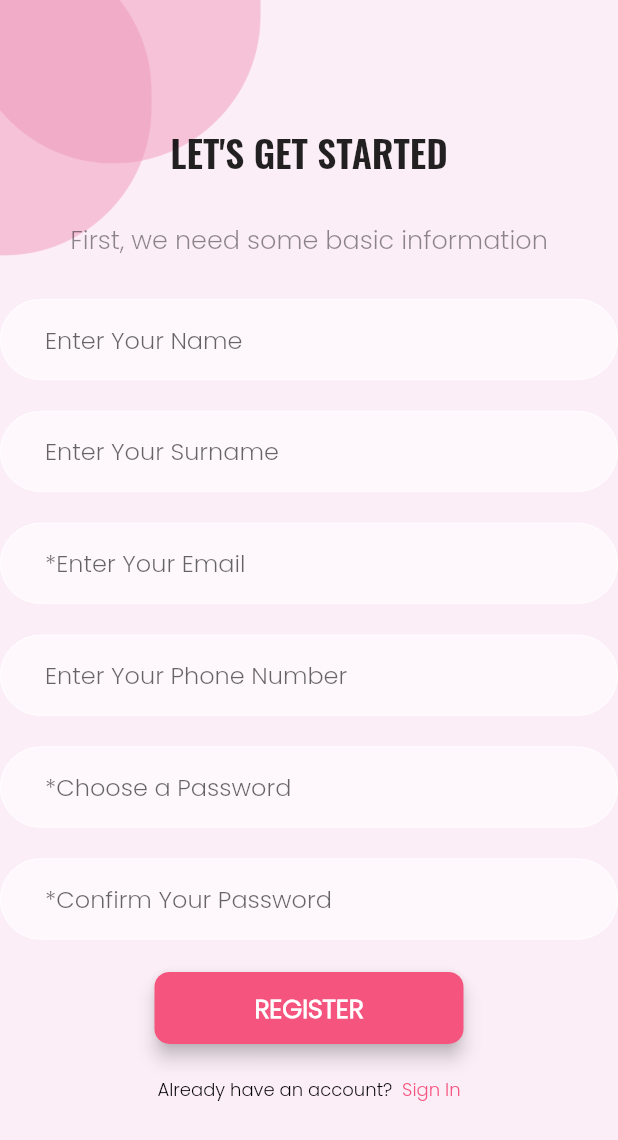
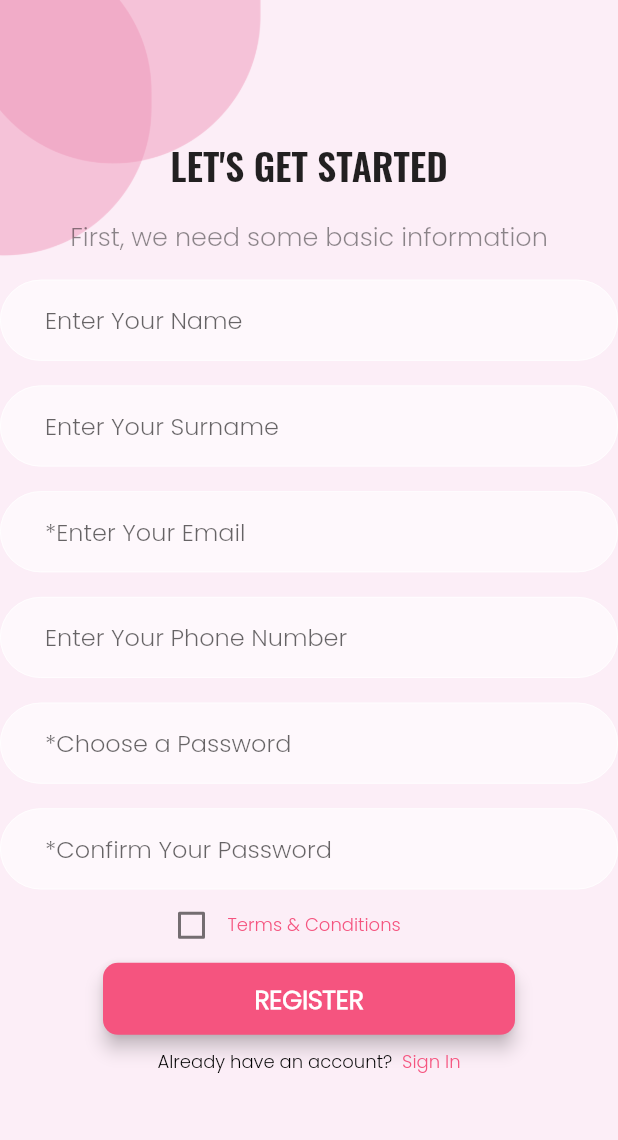
Before and after one commit to dila0/google-solution-challenge-2023-bilkent, a Flutter app: the SignUpScreen screen opened by its route, on a phone screen of 412 x 824 dp. Shown: the top 1140 px of the screen. Run offline on Flutter 3.47's test engine with Material 2 defaults, Android fonts, the phone set to English and light mode, and no system bars; our stand-ins replace assets_audio_player, awesome_snackbar_content, babstrap_settings_screen, banner_carousel, cloud_firestore, firebase_auth and 8 more; missing offline and left inert: favorite_button, flutter_sms, noise_meter, porcupine_flutter, smart_alert_dialog; accounts and stored records are empty.

Commit message:
Added terms and conditions on the sign up page

```diff
--- a/lib/screens/sign_up_screen.dart
+++ b/lib/screens/sign_up_screen.dart
@@ -1,15 +1,20 @@
+import 'package:flutter/gestures.dart';
 import 'package:flutter/material.dart';
 import 'package:google_solution/screens/main_screen.dart';
 import 'package:google_solution/utilities/constants.dart';
 import 'package:google_solution/utilities/circles.dart';
+import 'package:google_solution/utilities/hero_dialog_route.dart';
 import 'package:google_solution/utilities/register_button.dart';
 import 'package:google_solution/utilities/register_text_field.dart';
 import 'package:google_solution/utilities/bottom_text_sign_in.dart';
+import 'package:google_solution/utilities/terms_conditions.dart';
 import '../utilities/custom_animations.dart';
+import '../utilities/custom_rect_tween.dart';
 import 'sign_in_screen.dart';
 import 'package:firebase_auth/firebase_auth.dart';
 import 'package:google_solution/utilities/snack_bar_utility.dart';
 import 'package:google_solution/utilities/firebase_utility.dart';
+import 'package:url_launcher/url_launcher.dart';
 
 String startedText = 'LET\'S GET STARTED';
 String getInfoText = 'First, we need some basic information';
@@ -36,6 +41,8 @@ class _SignUpScreenState extends State<SignUpScreen> {
   String phoneNumber = "";
   String password = "";
   String passwordCheck = "";
+  bool termsChecked = false;
+  bool termsRead = false;
 
   void setName(String input) {
     name = input;
@@ -72,6 +79,14 @@ class _SignUpScreenState extends State<SignUpScreen> {
     if (password != passwordCheck) {
       SnackBarUtility.showFailureSnackBar(
           context, 'Passwords does not match!', kGenericFailureSnackBarTitle);
+      return;
+    }
+    if (!termsChecked) {
+      SnackBarUtility.showFailureSnackBar(
+        context,
+        'It only includes standard procedures',
+        'Please accept terms & conditions',
+      );
       return;
     }
 
@@ -170,16 +185,16 @@ class _SignUpScreenState extends State<SignUpScreen> {
                 mainAxisAlignment: MainAxisAlignment.spaceBetween,
                 children: [
                   SizedBox(
-                    height: MediaQuery.of(context).size.height / 10,
+                    height: MediaQuery.of(context).size.height / 9,
                   ),
 
                   //started text
                   Text(startedText, style: kSignUpInScreen),
-                  SizedBox(height: MediaQuery.of(context).size.height / 30),
+                  SizedBox(height: MediaQuery.of(context).size.height / 50),
 
                   //basic info
                   Text(getInfoText, style: kSignUpInfoStyle),
-                  SizedBox(height: MediaQuery.of(context).size.height / 30),
+                  SizedBox(height: MediaQuery.of(context).size.height / 50),
 
                   //name
                   RegisterTextField(
@@ -187,28 +202,28 @@ class _SignUpScreenState extends State<SignUpScreen> {
                     onChanged: setName,
                     inputType: TextInputType.name,
                   ),
-                  SizedBox(height: MediaQuery.of(context).size.height / 40),
+                  SizedBox(height: MediaQuery.of(context).size.height / 50),
                   //surname
                   RegisterTextField(
                     hintText: 'Enter Your Surname',
                     onChanged: setSurname,
                     inputType: TextInputType.name,
                   ),
-                  SizedBox(height: MediaQuery.of(context).size.height / 40),
+                  SizedBox(height: MediaQuery.of(context).size.height / 50),
                   //email
                   RegisterTextField(
                     hintText: '*Enter Your Email',
                     onChanged: setEmail,
                     inputType: TextInputType.emailAddress,
                   ),
-                  SizedBox(height: MediaQuery.of(context).size.height / 40),
+                  SizedBox(height: MediaQuery.of(context).size.height / 50),
                   //phone number
                   RegisterTextField(
                     hintText: 'Enter Your Phone Number',
                     onChanged: setPhoneNumber,
                     inputType: TextInputType.phone,
                   ),
-                  SizedBox(height: MediaQuery.of(context).size.height / 40),
+                  SizedBox(height: MediaQuery.of(context).size.height / 50),
                   //choose password
                   RegisterTextField(
                     hintText: '*Choose a Password',
@@ -216,7 +231,7 @@ class _SignUpScreenState extends State<SignUpScreen> {
                     obscured: true,
                     inputType: TextInputType.visiblePassword,
                   ),
-                  SizedBox(height: MediaQuery.of(context).size.height / 40),
+                  SizedBox(height: MediaQuery.of(context).size.height / 50),
                   //confirm password
                   RegisterTextField(
                       hintText: '*Confirm Your Password',
@@ -224,15 +239,57 @@ class _SignUpScreenState extends State<SignUpScreen> {
                       obscured: true,
                       inputType: TextInputType.visiblePassword,
                       isLast: true),
-                  SizedBox(height: MediaQuery.of(context).size.height / 40),
+                  Padding(
+                    padding: EdgeInsets.only(
+                        right: MediaQuery.of(context).size.height / 20),
+                    child: Row(
+                      mainAxisAlignment: MainAxisAlignment.center,
+                      children: [
+                        Checkbox(
+                            value: termsChecked,
+                            onChanged: (bool? value) {
+                              setState(() {
+                                termsChecked = value!;
+                              });
+                              if (!termsRead) {
+                                Navigator.of(context).push(HeroDialogRoute(
+                                    builder: (context) {
+                                      return _AddTodoPopupCard();
+                                    },
+                                    settings: const RouteSettings()));
+                              }
+                              termsRead = true;
+                            }),
+                        GestureDetector(
+                          onTap: () {
+                            Navigator.of(context).push(HeroDialogRoute(
+                                builder: (context) {
+                                  return _AddTodoPopupCard();
+                                },
+                                settings: const RouteSettings()));
+                            termsRead = true;
+                          },
+                          child: const Hero(
+                            tag: _heroAddTodo,
+                            child: Text.rich(
+                              TextSpan(
+                                style: kSignBottomTextRichStyle,
+                                text: "Terms & Conditions",
+                              ),
+                            ),
+                          ),
+                        )
+                      ],
+                    ),
+                  ),
                   //register button
                   RegisterButton(
                     title: registerText,
-                    minWidth: MediaQuery.of(context).size.height / 4,
-                    height: MediaQuery.of(context).size.height / 21,
+                    minWidth: MediaQuery.of(context).size.height / 3,
+                    height: MediaQuery.of(context).size.height / 22,
                     pressedFunct: signUp,
                   ),
-                  SizedBox(height: MediaQuery.of(context).size.height / 40),
+                  SizedBox(height: MediaQuery.of(context).size.height / 100),
                   //bottom text
                   const Center(
                     child: BottomText(
@@ -251,3 +308,71 @@ class _SignUpScreenState extends State<SignUpScreen> {
     );
   }
 }
+
+const String _heroAddTodo = 'add-todo-hero';
+
+class _AddTodoPopupCard extends StatelessWidget {
+  @override
+  Widget build(BuildContext context) {
+    return Center(
+      child: Padding(
+        padding: EdgeInsets.all(MediaQuery.of(context).size.height / 20),
+        child: Hero(
+          tag: _heroAddTodo,
+          createRectTween: (begin, end) {
+            return CustomRectTween(begin: begin!, end: end!);
+          },
+          child: Material(
+            color: kBackgroundColor,
+            elevation: 5,
+            shape: RoundedRectangleBorder(
+                borderRadius: BorderRadius.circular(
+                    MediaQuery.of(context).size.height / 20)),
+            child: SingleChildScrollView(
+              physics: const BouncingScrollPhysics(
+                  decelerationRate: ScrollDecelerationRate.fast),
+              child: Padding(
+                padding:
+                    EdgeInsets.all(MediaQuery.of(context).size.height / 30),
+                child: Flexible(
+                    child: Text.rich(TextSpan(
+                  children: [
+                    const TextSpan(text: kTermsConditions),
+                    TextSpan(
+                      text: '\t\t\t\t●\tGoogle Play Services\n',
+                      style: const TextStyle(color: Colors.blue),
+                      recognizer: TapGestureRecognizer()
+                        ..onTap = () {
+                          launchUrl(
+                              Uri.parse('https://policies.google.com/terms'));
+                        },
+                    ),
+                    TextSpan(
+                      text: '\t\t\t\t●\tGoogle Analytics for Firebase\n',
+                      style: const TextStyle(color: Colors.blue),
+                      recognizer: TapGestureRecognizer()
+                        ..onTap = () {
+                          launchUrl(Uri.parse(
+                              'https://firebase.google.com/terms/analytics'));
+                        },
+                    ),
+                    TextSpan(
+                      text: '\t\t\t\t●\tFirebase Crashlytics\n',
+                      style: const TextStyle(color: Colors.blue),
+                      recognizer: TapGestureRecognizer()
+                        ..onTap = () {
+                          launchUrl(Uri.parse(
+                              'https://firebase.google.com/terms/crashlytics'));
+                        },
+                    ),
+                    const TextSpan(text: kTermsConditions2),
+                  ],
+                ))),
+              ),
+            ),
+          ),
+        ),
+      ),
+    );
+  }
+}
--- /dev/null
+++ b/lib/utilities/hero_dialog_route.dart
@@ -0,0 +1,52 @@
+import 'dart:ui';
+
+import 'package:flutter/material.dart';
+
+/// {@template hero_dialog_route}
+/// Custom [PageRoute] that creates an overlay dialog (popup effect).
+///
+/// Best used with a [Hero] animation.
+/// {@endtemplate}
+///
+///https://github.com/funwithflutter/flutter_ui_tips/blob/master/tip_003_popup_card/lib/hero_dialog_route.dart
+class HeroDialogRoute<T> extends PageRoute<T> {
+  /// {@macro hero_dialog_route}
+  HeroDialogRoute({
+    required WidgetBuilder builder,
+    required RouteSettings settings,
+    bool fullscreenDialog = false,
+  })  : _builder = builder,
+        super(settings: settings, fullscreenDialog: fullscreenDialog);
+
+  final WidgetBuilder _builder;
+
+  @override
+  bool get opaque => false;
+
+  @override
+  bool get barrierDismissible => true;
+
+  @override
+  Duration get transitionDuration => const Duration(milliseconds: 300);
+
+  @override
+  bool get maintainState => true;
+
+  @override
+  Color get barrierColor => Colors.black54;
+
+  @override
+  Widget buildTransitions(BuildContext context, Animation<double> animation,
+      Animation<double> secondaryAnimation, Widget child) {
+    return child;
+  }
+
+  @override
+  Widget buildPage(BuildContext context, Animation<double> animation,
+      Animation<double> secondaryAnimation) {
+    return _builder(context);
+  }
+
+  @override
+  String get barrierLabel => 'Popup dialog open';
+}
--- /dev/null
+++ b/lib/utilities/terms_conditions.dart
@@ -0,0 +1,30 @@
+const String kTermsConditions = '''Terms & Conditions\n
+  By downloading or using the app, these terms will automatically apply to you – you should make sure therefore that you read them carefully before using the app. You’re not allowed to copy or modify the app, any part of the app, or our trademarks in any way. You’re not allowed to attempt to extract the source code of the app, and you also shouldn’t try to translate the app into other languages or make derivative versions. The app itself, and all the trademarks, copyright, database rights, and other intellectual property rights related to it, still belong to us.
+
+  We are committed to ensuring that the app is as useful and efficient as possible. For that reason, we reserve the right to make changes to the app or to charge for its services, at any time and for any reason. We will never charge you for the app or its services without making it very clear to you exactly what you’re paying for.
+
+  The Lunaris app stores and processes personal data that you have provided to us, to provide our Service. It’s your responsibility to keep your phone and access to the app secure. We therefore recommend that you do not jailbreak or root your phone, which is the process of removing software restrictions and limitations imposed by the official operating system of your device. It could make your phone vulnerable to malware/viruses/malicious programs, compromise your phone’s security features and it could mean that the Lunaris app won’t work properly or at all.
+\n  The app does use third-party services that declare their Terms and Conditions. Link to Terms and Conditions of third-party service providers used by the app
+
+
+''';
+
+const String kTermsConditions2 = '''
+
+  You should be aware that there are certain things that we will not take responsibility for. Certain functions of the app will require the app to have an active internet connection. The connection can be Wi-Fi or provided by your mobile network provider, but we cannot take responsibility for the app not working at full functionality if you don’t have access to Wi-Fi, and you don’t have any of your data allowance left.
+
+  If you’re using the app outside of an area with Wi-Fi, you should remember that the terms of the agreement with your mobile network provider will still apply. As a result, you may be charged by your mobile provider for the cost of data for the duration of the connection while accessing the app, or other third-party charges. In using the app, you’re accepting responsibility for any such charges, including roaming data charges if you use the app outside of your home territory (i.e. region or country) without turning off data roaming. If you are not the bill payer for the device on which you’re using the app, please be aware that we assume that you have received permission from the bill payer for using the app.
+
+  Along the same lines, we cannot always take responsibility for the way you use the app i.e. You need to make sure that your device stays charged – if it runs out of battery and you can’t turn it on to avail the Service, we cannot accept responsibility.
+
+  With respect to our responsibility for your use of the app, when you’re using the app, it’s important to bear in mind that although we endeavor to ensure that it is updated and correct at all times, we do rely on third parties to provide information to us so that we can make it available to you. We accept no liability for any loss, direct or indirect, you experience as a result of relying wholly on this functionality of the app.
+
+  At some point, we may wish to update the app. The app is currently available on Android & iOS – the requirements for the both systems(and for any additional systems we decide to extend the availability of the app to) may change, and you’ll need to download the updates if you want to keep using the app. We do not promise that it will always update the app so that it is relevant to you and/or works with the Android & iOS version that you have installed on your device. However, you promise to always accept updates to the application when offered to you, We may also wish to stop providing the app, and may terminate use of it at any time without giving notice of termination to you. Unless we tell you otherwise, upon any termination, (a) the rights and licenses granted to you in these terms will end; (b) you must stop using the app, and (if needed) delete it from your device.
+
+Changes to This Terms and Conditions
+
+  We may update our Terms and Conditions from time to time. Thus, you are advised to review this page periodically for any changes. We will notify you of any changes by posting the new Terms and Conditions on this page.
+These terms and conditions are effective as of 2023-08-01
+
+Contact Us
+If you have any questions or suggestions about our Terms and Conditions, do not hesitate to contact us at tunahan0735@gmail.com.''';
--- a/pubspec.yaml
+++ b/pubspec.yaml
@@ -58,6 +58,7 @@ dependencies:
   porcupine_flutter: ^2.0.1
   noise_meter: ^3.1.0
   firebase_remote_config: ^3.0.14
+  url_launcher: ^6.1.10
 
 
 dev_dependencies:
```
Also changed, not shown: lib/utilities/custom_rect_tween.dart (added, +27 -0 lines).
